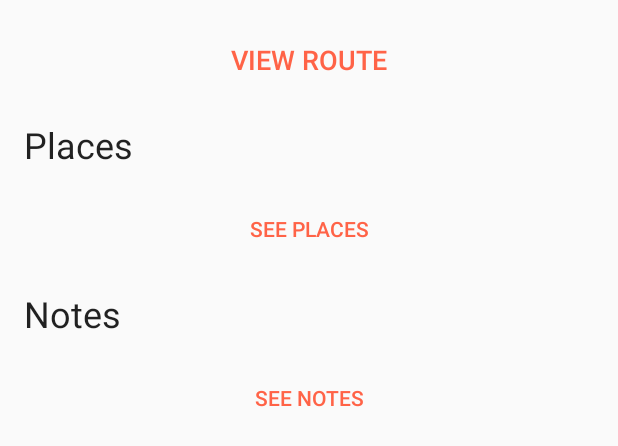
After one commit to Guribot/weekender, an Android app: the layout fragment_trip_details.xml on its own in the app's theme, with its tools: preview values and no code run, on a phone screen of 412 x 824 dp. The commit adds this screen. Shown: the top 446 px of the screen. Run offline under Robolectric (Android 15) with nearby library versions, the phone set to English and light mode, and no system bars; Roboto replaces fonts that are not available here.

Commit message:
very basic trip details page

```diff
--- /dev/null
+++ b/app/src/main/res/layout/fragment_trip_details.xml
@@ -0,0 +1,78 @@
+<?xml version="1.0" encoding="utf-8"?>
+<android.support.constraint.ConstraintLayout
+    xmlns:android="http://schemas.android.com/apk/res/android"
+    xmlns:app="http://schemas.android.com/apk/res-auto"
+    xmlns:tools="http://schemas.android.com/tools"
+    android:layout_width="match_parent"
+    android:layout_height="match_parent">
+
+    <Button
+        android:id="@+id/view_route_button"
+        style="@style/Widget.AppCompat.Button.Borderless.Colored"
+        android:layout_width="match_parent"
+        android:layout_height="wrap_content"
+        android:layout_marginEnd="16dp"
+        android:layout_marginStart="16dp"
+        android:layout_marginTop="16dp"
+        android:textColor="@color/tomato"
+        android:textSize="18sp"
+        app:layout_constraintEnd_toEndOf="parent"
+        app:layout_constraintStart_toStartOf="parent"
+        app:layout_constraintTop_toTopOf="parent"
+        tools:text="@string/view_route_button" />
+
+    <TextView
+        android:id="@+id/view_places_title"
+        android:layout_width="match_parent"
+        android:layout_height="wrap_content"
+        android:layout_marginEnd="16dp"
+        android:layout_marginStart="16dp"
+        android:layout_marginTop="16dp"
+        android:text="@string/places_title"
+        android:textAppearance="@style/TextAppearance.AppCompat.Headline"
+        app:layout_constraintEnd_toEndOf="parent"
+        app:layout_constraintStart_toStartOf="parent"
+        app:layout_constraintTop_toBottomOf="@id/view_route_button" />
+
+    <Button
+        android:id="@+id/view_places_button"
+        style="@style/Widget.AppCompat.Button.Borderless.Colored"
+        android:layout_width="match_parent"
+        android:layout_height="wrap_content"
+        android:layout_marginEnd="16dp"
+        android:layout_marginStart="16dp"
+        android:layout_marginTop="16dp"
+        android:text="@string/view_places_button"
+        android:textColor="@color/tomato"
+        app:layout_constraintEnd_toEndOf="parent"
+        app:layout_constraintStart_toStartOf="parent"
+        app:layout_constraintTop_toBottomOf="@id/view_places_title" />
+
+    <TextView
+        android:id="@+id/view_notes_title"
+        android:layout_width="match_parent"
+        android:layout_height="wrap_content"
+        android:layout_marginEnd="16dp"
+        android:layout_marginStart="16dp"
+        android:layout_marginTop="16dp"
+        android:text="@string/notes_title"
+        android:textAppearance="@style/TextAppearance.AppCompat.Headline"
+        app:layout_constraintEnd_toEndOf="parent"
+        app:layout_constraintStart_toStartOf="parent"
+        app:layout_constraintTop_toBottomOf="@id/view_places_button" />
+
+    <Button
+        android:id="@+id/view_notes_button"
+        style="@style/Widget.AppCompat.Button.Borderless.Colored"
+        android:layout_width="match_parent"
+        android:layout_height="wrap_content"
+        android:layout_marginEnd="16dp"
+        android:layout_marginStart="16dp"
+        android:layout_marginTop="16dp"
+        android:text="@string/view_notes_button"
+        android:textColor="@color/tomato"
+        app:layout_constraintEnd_toEndOf="parent"
+        app:layout_constraintStart_toStartOf="parent"
+        app:layout_constraintTop_toBottomOf="@id/view_notes_title" />
+
+</android.support.constraint.ConstraintLayout>
--- a/app/src/main/res/values/strings.xml
+++ b/app/src/main/res/values/strings.xml
@@ -13,6 +13,14 @@
     <string name="trip_dates_format">%1$s - %2$s</string>
     <string name="submit_button">Submit</string>
 
+    <string name="view_route_button">View Route</string>
+    <string name="destinations_title">Destinations</string>
+    <string name="view_destinations_button">See Destinations</string>
+    <string name="places_title">Places</string>
+    <string name="view_places_button">See Places</string>
+    <string name="notes_title">Notes</string>
+    <string name="view_notes_button">See Notes</string>
+
     <string name="dummy_button">Dummy Button</string>
     <string name="dummy_content">DUMMY\nCONTENT</string>
 </resources>
--- a/app/src/main/res/values/styles.xml
+++ b/app/src/main/res/values/styles.xml
@@ -20,6 +20,6 @@
         <item name="android:background">@color/black_overlay</item>
     </style>
 
-    <color name="tomato">#FF6347</color>
+    <color name="tomato">#ff6347</color>
 
 </resources>
```
